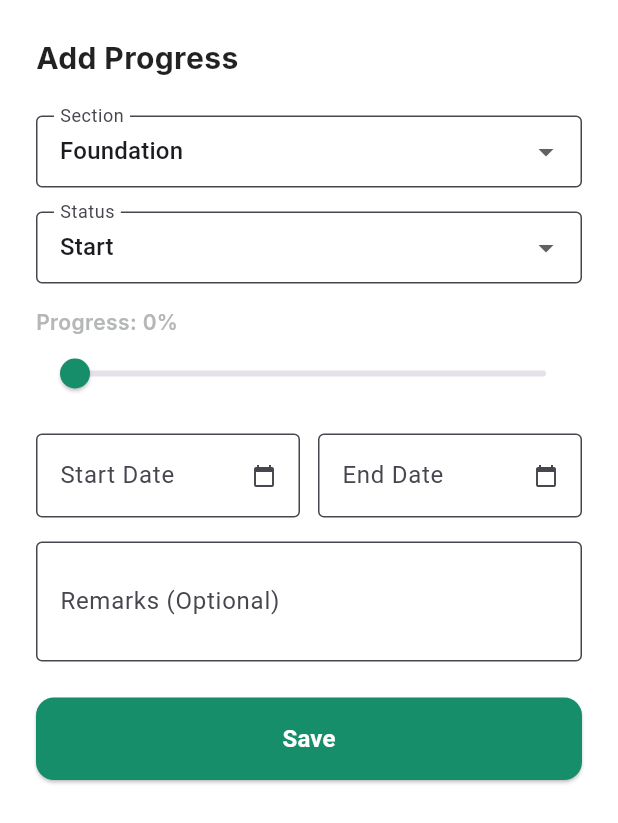
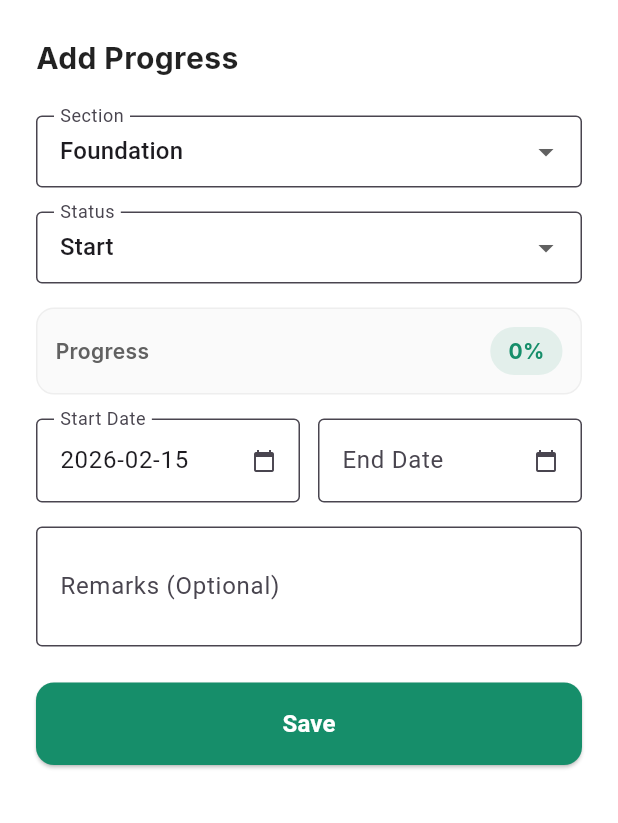
Before and after one commit to Sreejesh75/Construction_Helper-, a Flutter app: the AddProgressSheet widget shown alone on an empty page, opened directly with empty values, on a phone screen of 412 x 824 dp. Shown: the top 823 px of the screen. Run offline on Flutter 3.47's test engine with Material 3 defaults, Android fonts, the light colour scheme and no system bars; our stand-ins replace animated_text_kit, dio, equatable, file_picker, flutter_bloc, google_fonts and 5 more; missing offline and left inert: google_mlkit_document_scanner; accounts and stored records are empty; network calls fail.

Commit message:
Implement add/update construction progress sheet, progress timeline tile, and initial application setup.

```diff
--- a/lib/features/construction_progress/presentation/widgets/add_progress_sheet.dart
+++ b/lib/features/construction_progress/presentation/widgets/add_progress_sheet.dart
@@ -60,6 +60,11 @@ class _AddProgressSheetState extends State<AddProgressSheet> {
     _remarksController = TextEditingController(
       text: widget.existingProgress?.remarks ?? '',
     );
+
+    // Initial sync if adding new
+    if (widget.existingProgress == null) {
+      _updateValues(_status);
+    }
   }
 
   @override
@@ -70,6 +75,37 @@ class _AddProgressSheetState extends State<AddProgressSheet> {
     super.dispose();
   }
 
+  void _updateValues(String status) {
+    setState(() {
+      _status = status;
+      if (status == 'Start') {
+        _progress = 0;
+        if (_startDateController.text.isEmpty) {
+          _startDateController.text = _formatDate(DateTime.now());
+        }
+      } else if (status == 'In Progress') {
+        _progress = 50;
+        // Keep existing start date or set if empty
+        if (_startDateController.text.isEmpty) {
+          _startDateController.text = _formatDate(DateTime.now());
+        }
+      } else if (status == 'Completed') {
+        _progress = 100;
+        if (_endDateController.text.isEmpty) {
+          _endDateController.text = _formatDate(DateTime.now());
+        }
+        // Ensure start date is set if jumped straight to completed
+        if (_startDateController.text.isEmpty) {
+          _startDateController.text = _formatDate(DateTime.now());
+        }
+      }
+    });
+  }
+
+  String _formatDate(DateTime date) {
+    return "${date.year}-${date.month.toString().padLeft(2, '0')}-${date.day.toString().padLeft(2, '0')}";
+  }
+
   Future<void> _selectDate(TextEditingController controller) async {
     final DateTime? picked = await showDatePicker(
       context: context,
@@ -78,10 +114,8 @@ class _AddProgressSheetState extends State<AddProgressSheet> {
       lastDate: DateTime(2030),
     );
     if (picked != null) {
-      final formatted =
-          "${picked.year}-${picked.month.toString().padLeft(2, '0')}-${picked.day.toString().padLeft(2, '0')}";
       setState(() {
-        controller.text = formatted;
+        controller.text = _formatDate(picked);
       });
     }
   }
@@ -229,28 +263,48 @@ class _AddProgressSheetState extends State<AddProgressSheet> {
                     .map((s) => DropdownMenuItem(value: s, child: Text(s)))
                     .toList(),
                 onChanged: (val) {
-                  if (val != null) setState(() => _status = val);
+                  if (val != null) _updateValues(val);
                 },
               ),
               const SizedBox(height: 16),
 
-              // Progress Slider
-              Text(
-                "Progress: ${_progress.toInt()}%",
-                style: const TextStyle(fontWeight: FontWeight.w600),
-              ),
-              Slider(
-                value: _progress,
-                min: 0,
-                max: 100,
-                divisions: 100,
-                label: _progress.round().toString(),
-                activeColor: AppColors.primary,
-                onChanged: (double value) {
-                  setState(() {
-                    _progress = value;
-                  });
-                },
+              // Progress Indicator (Read-only)
+              Container(
+                padding: const EdgeInsets.all(12),
+                decoration: BoxDecoration(
+                  color: Colors.grey[50],
+                  borderRadius: BorderRadius.circular(12),
+                  border: Border.all(color: Colors.grey[200]!),
+                ),
+                child: Row(
+                  children: [
+                    Text(
+                      "Progress",
+                      style: TextStyle(
+                        fontWeight: FontWeight.w600,
+                        color: Colors.grey[700],
+                      ),
+                    ),
+                    const Spacer(),
+                    Container(
+                      padding: const EdgeInsets.symmetric(
+                        horizontal: 12,
+                        vertical: 6,
+                      ),
+                      decoration: BoxDecoration(
+                        color: AppColors.primary.withOpacity(0.1),
+                        borderRadius: BorderRadius.circular(20),
+                      ),
+                      child: Text(
+                        "${_progress.toInt()}%",
+                        style: const TextStyle(
+                          color: AppColors.primary,
+                          fontWeight: FontWeight.bold,
+                        ),
+                      ),
+                    ),
+                  ],
+                ),
               ),
               const SizedBox(height: 16),
 
@@ -281,7 +335,7 @@ class _AddProgressSheetState extends State<AddProgressSheet> {
                       ),
                       readOnly: true,
                       onTap: () => _selectDate(_endDateController),
-                      validator: (val) => val!.isEmpty ? 'Required' : null,
+                      // End date is optional until completed, but let's keep it flexible
                     ),
                   ),
                 ],
--- a/lib/main.dart
+++ b/lib/main.dart
@@ -2,7 +2,6 @@ import 'package:construction_app/core/theme/app_color.dart';
 import 'package:construction_app/core/theme/app_text_styles.dart';
 import 'package:construction_app/features/auth/bloc/login_bloc.dart';
 import 'package:construction_app/features/auth/data/auth_api_service.dart';
-import 'package:construction_app/features/auth/presentation/login_screen.dart';
 import 'package:construction_app/features/home/bloc/home_bloc.dart';
 import 'package:construction_app/features/home/data/home_api_service.dart';
 import 'package:flutter/material.dart';
```
Also changed, not shown: lib/features/construction_progress/presentation/widgets/progress_timeline_tile.dart (+139 -52 lines).
